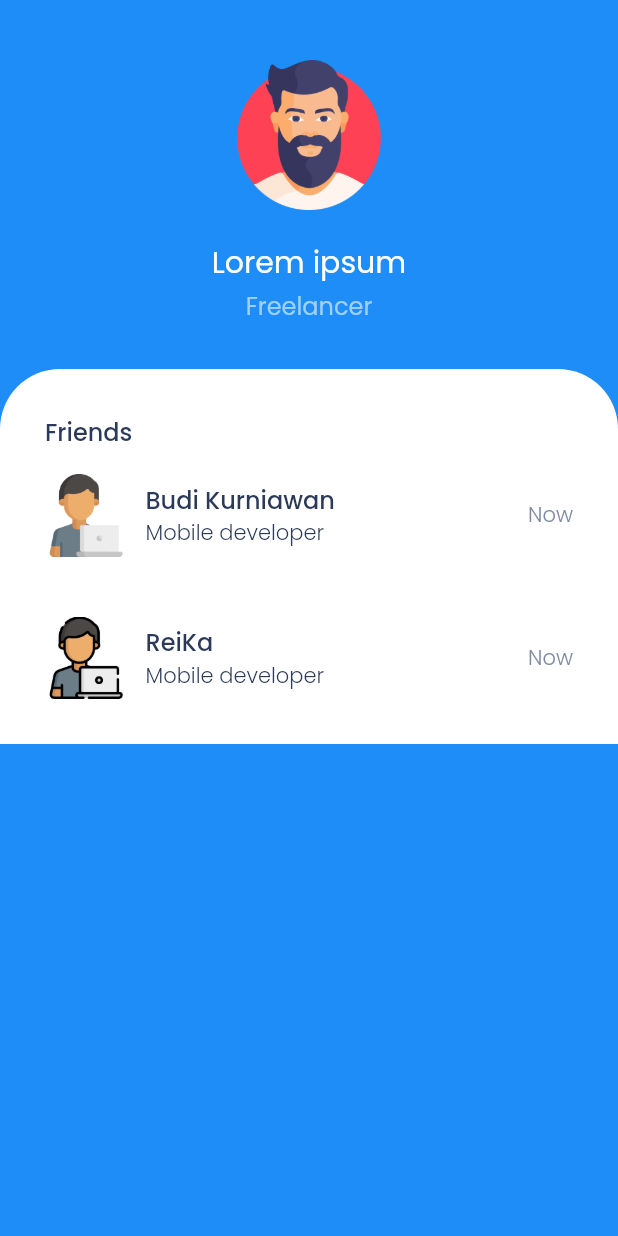
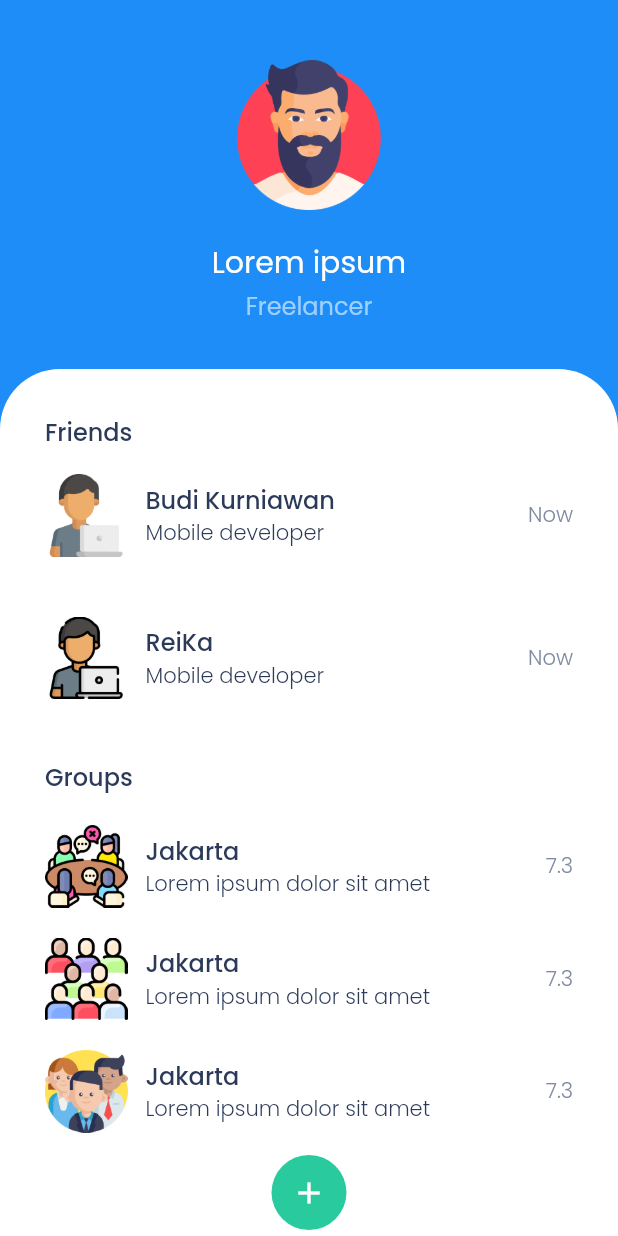
Before and after one commit to RianCahyadi08/chatty, a Flutter app: the screen it shows after launch, on a phone screen of 412 x 824 dp. Run offline on Flutter 3.47's test engine with Material 2 defaults, Android fonts, the phone set to English and light mode, and no system bars.

Commit message:
Add content group and add button plus'

```diff
--- a/lib/pages/homepage.dart
+++ b/lib/pages/homepage.dart
@@ -1,12 +1,13 @@
 import 'package:chatty/theme.dart';
 import 'package:flutter/material.dart';
+import 'package:flutter/rendering.dart';
 
 class HomePage extends StatelessWidget {
   @override
   Widget build(BuildContext context) {
     return Scaffold(
       backgroundColor: blueColor,
-      body: SafeArea(
+      body: SingleChildScrollView(
           child: Center(
         child: Column(
           children: [
@@ -116,6 +117,138 @@ class HomePage extends StatelessWidget {
                         style: subtitleTextStyle,
                       ),
                     ],
+                  ),
+                  SizedBox(
+                    height: 40,
+                  ),
+                  Text(
+                    'Groups',
+                    style: titleTextStyle,
+                  ),
+                  SizedBox(
+                    height: 20,
+                  ),
+                  Row(
+                    children: [
+                      Image.asset(
+                        'assets/images/group1.png',
+                        height: 55,
+                        width: 55,
+                      ),
+                      SizedBox(
+                        width: 12,
+                      ),
+                      Column(
+                        crossAxisAlignment: CrossAxisAlignment.start,
+                        children: [
+                          Text(
+                            'Jakarta',
+                            style: titleTextStyle,
+                          ),
+                          Text(
+                            'Lorem ipsum dolor sit amet',
+                            style:
+                                subtitleTextStyle.copyWith(color: blackColor),
+                          ),
+                        ],
+                      ),
+                      Spacer(),
+                      Text(
+                        '7.3',
+                        style: subtitleTextStyle,
+                      ),
+                    ],
+                  ),
+                  SizedBox(
+                    height: 20,
+                  ),
+                  Row(
+                    children: [
+                      Image.asset(
+                        'assets/images/group2.png',
+                        height: 55,
+                        width: 55,
+                      ),
+                      SizedBox(
+                        width: 12,
+                      ),
+                      Column(
+                        crossAxisAlignment: CrossAxisAlignment.start,
+                        children: [
+                          Text(
+                            'Jakarta',
+                            style: titleTextStyle,
+                          ),
+                          Text(
+                            'Lorem ipsum dolor sit amet',
+                            style:
+                                subtitleTextStyle.copyWith(color: blackColor),
+                          ),
+                        ],
+                      ),
+                      Spacer(),
+                      Text(
+                        '7.3',
+                        style: subtitleTextStyle,
+                      ),
+                    ],
+                  ),
+                  SizedBox(
+                    height: 20,
+                  ),
+                  Row(
+                    children: [
+                      Image.asset(
+                        'assets/images/group3.png',
+                        height: 55,
+                        width: 55,
+                      ),
+                      SizedBox(
+                        width: 12,
+                      ),
+                      Column(
+                        crossAxisAlignment: CrossAxisAlignment.start,
+                        children: [
+                          Text(
+                            'Jakarta',
+                            style: titleTextStyle,
+                          ),
+                          Text(
+                            'Lorem ipsum dolor sit amet',
+                            style:
+                                subtitleTextStyle.copyWith(color: blackColor),
+                          ),
+                        ],
+                      ),
+                      Spacer(),
+                      Text(
+                        '7.3',
+                        style: subtitleTextStyle,
+                      ),
+                    ],
+                  ),
+                  SizedBox(
+                    height: 15,
+                  ),
+                  Row(
+                    mainAxisAlignment: MainAxisAlignment.center,
+                    children: [
+                      Container(
+                          width: 50,
+                          height: 50,
+                          decoration: BoxDecoration(
+                              color: greenColor,
+                              borderRadius: BorderRadius.vertical(
+                                  top: Radius.circular(30),
+                                  bottom: Radius.circular(30))),
+                          child: IconButton(
+                            icon: Icon(
+                              Icons.add,
+                              color: whiteColor,
+                            ),
+                            onPressed: () => null,
+                          )),
+                    ],
                   )
                 ],
               ),
```
